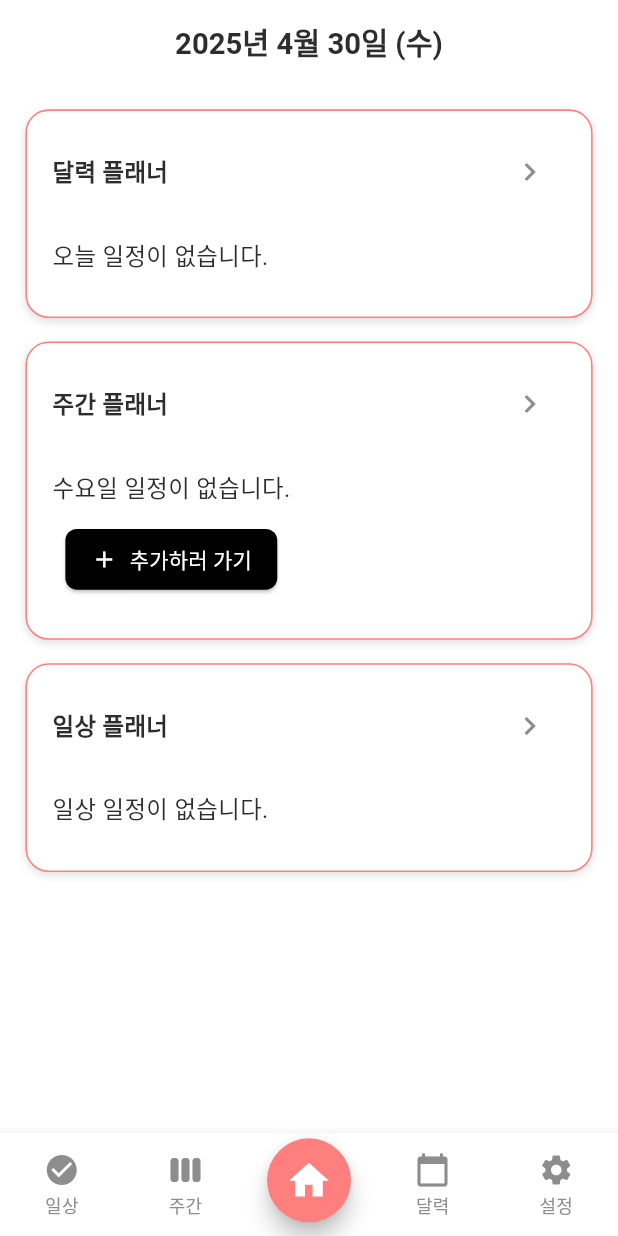
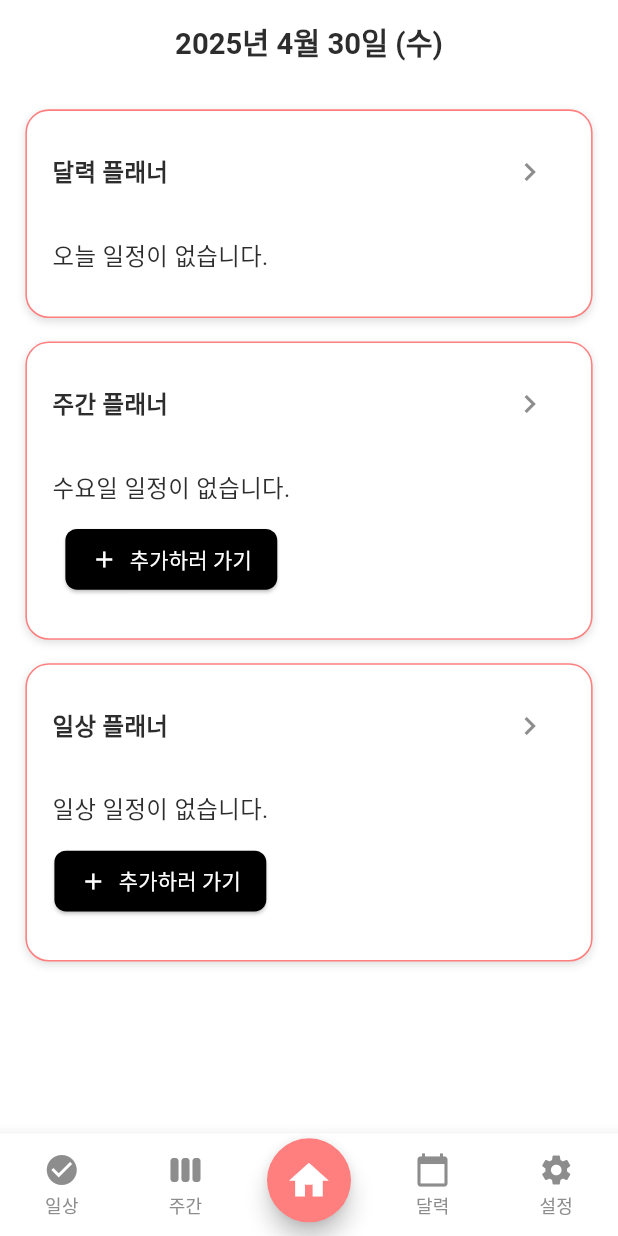
Before and after one commit to JeongHyeon-Jo/abeul_planner, a Flutter app: the screen it shows after launch, on a phone screen of 412 x 824 dp. Run offline on Flutter 3.47's test engine with Material 3 defaults, Android fonts, the phone set to English and light mode, and no system bars; our stand-ins replace flutter_riverpod, flutter_screenutil, go_router, hive, hive_flutter, table_calendar; accounts and stored records are empty; generated files the repository leaves out were written again.

Commit message:
[Feat] 종합플래너 - 일상 플래너 비었을 경우 이동 경로 추가

```diff
--- a/lib/features/home_planner/presentation/widget/daily_section.dart
+++ b/lib/features/home_planner/presentation/widget/daily_section.dart
@@ -1,5 +1,6 @@
 // daily_section.dart
 import 'package:flutter/material.dart';
+import 'package:go_router/go_router.dart';
 import 'package:flutter_riverpod/flutter_riverpod.dart';
 import 'package:flutter_screenutil/flutter_screenutil.dart';
 import 'package:abeul_planner/core/styles/color.dart';
@@ -19,7 +20,28 @@ class DailySection extends ConsumerWidget {
     if (dailyTasks.isEmpty) {
       return Padding(
         padding: EdgeInsets.symmetric(vertical: 12.h),
-        child: Text('일상 일정이 없습니다.', style: AppTextStyles.body),
+        child: Column(
+          mainAxisAlignment: MainAxisAlignment.center,
+          crossAxisAlignment: CrossAxisAlignment.center,
+          children: [
+            Text('일상 일정이 없습니다.', style: AppTextStyles.body),
+            SizedBox(height: 12.h),
+            ElevatedButton.icon(
+              onPressed: () {
+                context.go('/daily');
+              },
+              icon: const Icon(Icons.add, color: Colors.white),
+              label: const Text('추가하러 가기', style: TextStyle(color: Colors.white)),
+              style: ElevatedButton.styleFrom(
+                backgroundColor: Colors.black,
+                padding: EdgeInsets.symmetric(horizontal: 16.w, vertical: 10.h),
+                shape: RoundedRectangleBorder(
+                  borderRadius: BorderRadius.circular(8.r),
+                ),
+              ),
+            ),
+          ],
+        ),
       );
     }
 
```
